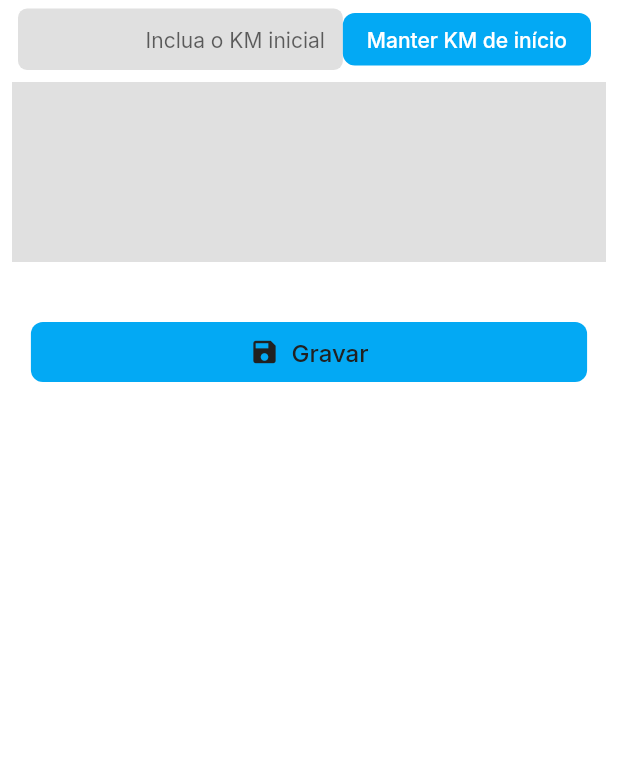
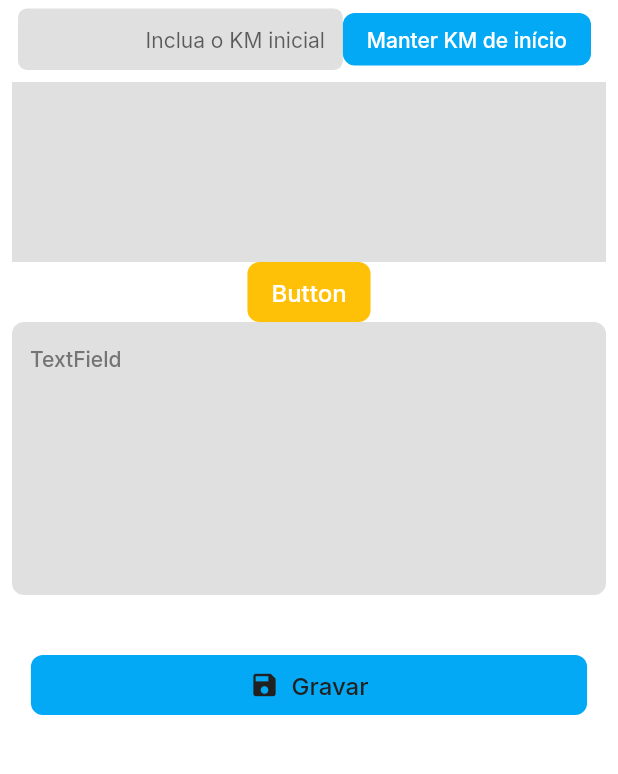
Before and after one commit to rajunqueira/SeglaAppLogistica, a Flutter app: the ColetaConcluirWidget screen opened by its route, on a phone screen of 412 x 824 dp, the part 122-896 px from its top. Run offline on Flutter 3.47's test engine with Material 3 defaults, Android fonts, the phone set to English and light mode, and no system bars; drawn by our look-alikes of auto_size_text, signature; our stand-ins replace cached_network_image, easy_debounce, equatable, file_picker, fl_chart, flutter_animate and 12 more; missing offline and left inert: aligned_dialog, fetch_client, json_path, mime_type; accounts and stored records are empty; network calls fail; statements that could not run were skipped.

Commit message:
Updating to latest FlutterFlow output.

```diff
--- a/lib/pages/coleta_concluir/coleta_concluir_model.dart
+++ b/lib/pages/coleta_concluir/coleta_concluir_model.dart
@@ -36,6 +36,10 @@ class ColetaConcluirModel extends FlutterFlowModel<ColetaConcluirWidget> {
   String? Function(BuildContext, String?)? odometroTextControllerValidator;
   // State field(s) for Signature widget.
   SignatureController? signatureController;
+  // State field(s) for TextField widget.
+  FocusNode? textFieldFocusNode;
+  TextEditingController? textController2;
+  String? Function(BuildContext, String?)? textController2Validator;
   // Stores action output result for [Custom Action - convertToBase64] action in Button widget.
   String? ass1;
   // Stores action output result for [Backend Call - API (ViagemRotaAtualizar)] action in Button widget.
@@ -52,5 +56,7 @@ class ColetaConcluirModel extends FlutterFlowModel<ColetaConcluirWidget> {
     odometroTextController?.dispose();
 
     signatureController?.dispose();
+    textFieldFocusNode?.dispose();
+    textController2?.dispose();
   }
 }
--- a/lib/pages/coleta_concluir/coleta_concluir_widget.dart
+++ b/lib/pages/coleta_concluir/coleta_concluir_widget.dart
@@ -46,6 +46,9 @@ class _ColetaConcluirWidgetState extends State<ColetaConcluirWidget> {
 
     _model.odometroTextController ??= TextEditingController();
     _model.odometroFocusNode ??= FocusNode();
+
+    _model.textController2 ??= TextEditingController();
+    _model.textFieldFocusNode ??= FocusNode();
   }
 
   @override
@@ -300,6 +303,91 @@ class _ColetaConcluirWidgetState extends State<ColetaConcluirWidget> {
                     height: 120.0,
                   ),
                 ),
+                FFButtonWidget(
+                  onPressed: () async {
+                    safeSetState(() {
+                      _model.textController2?.text = _model.assinaturaBase64!;
+                    });
+                  },
+                  text: 'Button',
+                  options: FFButtonOptions(
+                    height: 40.0,
+                    padding:
+                        EdgeInsetsDirectional.fromSTEB(16.0, 0.0, 16.0, 0.0),
+                    iconPadding:
+                        EdgeInsetsDirectional.fromSTEB(0.0, 0.0, 0.0, 0.0),
+                    color: FlutterFlowTheme.of(context).primary,
+                    textStyle: FlutterFlowTheme.of(context).titleSmall.override(
+                          fontFamily: 'Inter',
+                          color: Colors.white,
+                          letterSpacing: 0.0,
+                        ),
+                    elevation: 0.0,
+                    borderRadius: BorderRadius.circular(8.0),
+                  ),
+                ),
+                Container(
+                  width: double.infinity,
+                  child: TextFormField(
+                    controller: _model.textController2,
+                    focusNode: _model.textFieldFocusNode,
+                    autofocus: false,
+                    obscureText: false,
+                    decoration: InputDecoration(
+                      isDense: true,
+                      labelStyle:
+                          FlutterFlowTheme.of(context).labelMedium.override(
+                                fontFamily: 'Inter',
+                                letterSpacing: 0.0,
+                              ),
+                      hintText: 'TextField',
+                      hintStyle:
+                          FlutterFlowTheme.of(context).labelMedium.override(
+                                fontFamily: 'Inter',
+                                letterSpacing: 0.0,
+                              ),
+                      enabledBorder: OutlineInputBorder(
+                        borderSide: BorderSide(
+                          color: Color(0x00000000),
+                          width: 1.0,
+                        ),
+                        borderRadius: BorderRadius.circular(8.0),
+                      ),
+                      focusedBorder: OutlineInputBorder(
+                        borderSide: BorderSide(
+                          color: Color(0x00000000),
+                          width: 1.0,
+                        ),
+                        borderRadius: BorderRadius.circular(8.0),
+                      ),
+                      errorBorder: OutlineInputBorder(
+                        borderSide: BorderSide(
+                          color: FlutterFlowTheme.of(context).error,
+                          width: 1.0,
+                        ),
+                        borderRadius: BorderRadius.circular(8.0),
+                      ),
+                      focusedErrorBorder: OutlineInputBorder(
+                        borderSide: BorderSide(
+                          color: FlutterFlowTheme.of(context).error,
+                          width: 1.0,
+                        ),
+                        borderRadius: BorderRadius.circular(8.0),
+                      ),
+                      filled: true,
+                      fillColor:
+                          FlutterFlowTheme.of(context).secondaryBackground,
+                    ),
+                    style: FlutterFlowTheme.of(context).bodyMedium.override(
+                          fontFamily: 'Inter',
+                          letterSpacing: 0.0,
+                        ),
+                    maxLines: 10,
+                    cursorColor: FlutterFlowTheme.of(context).primaryText,
+                    validator:
+                        _model.textController2Validator.asValidator(context),
+                  ),
+                ),
                 Padding(
                   padding: EdgeInsetsDirectional.fromSTEB(0.0, 40.0, 0.0, 0.0),
                   child: FFButtonWidget(
--- a/lib/pages/viagem_concluir/viagem_concluir_model.dart
+++ b/lib/pages/viagem_concluir/viagem_concluir_model.dart
@@ -9,10 +9,12 @@ import '/flutter_flow/flutter_flow_util.dart';
 import '/flutter_flow/flutter_flow_widgets.dart';
 import 'dart:convert';
 import 'dart:ui';
+import '/custom_code/actions/index.dart' as actions;
 import '/flutter_flow/custom_functions.dart' as functions;
 import '/index.dart';
 import 'viagem_concluir_widget.dart' show ViagemConcluirWidget;
 import 'package:flutter/material.dart';
+import 'package:flutter/scheduler.dart';
 import 'package:google_fonts/google_fonts.dart';
 import 'package:provider/provider.dart';
 
--- a/lib/pages/viagem_concluir/viagem_concluir_widget.dart
+++ b/lib/pages/viagem_concluir/viagem_concluir_widget.dart
@@ -9,9 +9,11 @@ import '/flutter_flow/flutter_flow_util.dart';
 import '/flutter_flow/flutter_flow_widgets.dart';
 import 'dart:convert';
 import 'dart:ui';
+import '/custom_code/actions/index.dart' as actions;
 import '/flutter_flow/custom_functions.dart' as functions;
 import '/index.dart';
 import 'package:flutter/material.dart';
+import 'package:flutter/scheduler.dart';
 import 'package:google_fonts/google_fonts.dart';
 import 'package:provider/provider.dart';
 import 'viagem_concluir_model.dart';
@@ -36,6 +38,12 @@ class _ViagemConcluirWidgetState extends State<ViagemConcluirWidget> {
   void initState() {
     super.initState();
     _model = createModel(context, () => ViagemConcluirModel());
+
+    // On page load action.
+    SchedulerBinding.instance.addPostFrameCallback((_) async {
+      await actions.initSignatureController();
+      await actions.clearSignature();
+    });
 
     _model.odometroTextController ??= TextEditingController();
     _model.odometroFocusNode ??= FocusNode();
```
